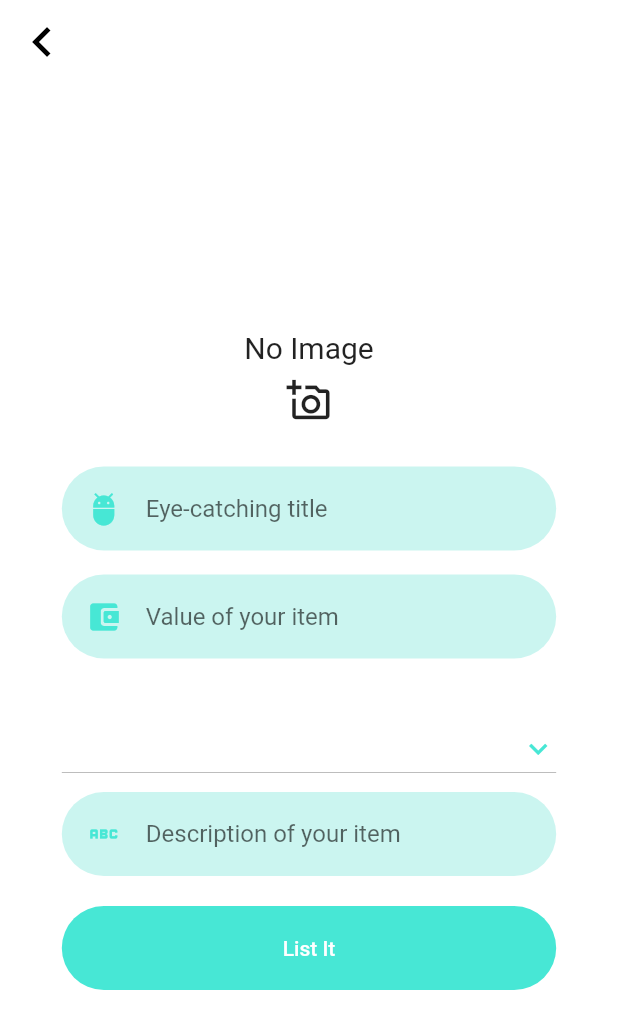
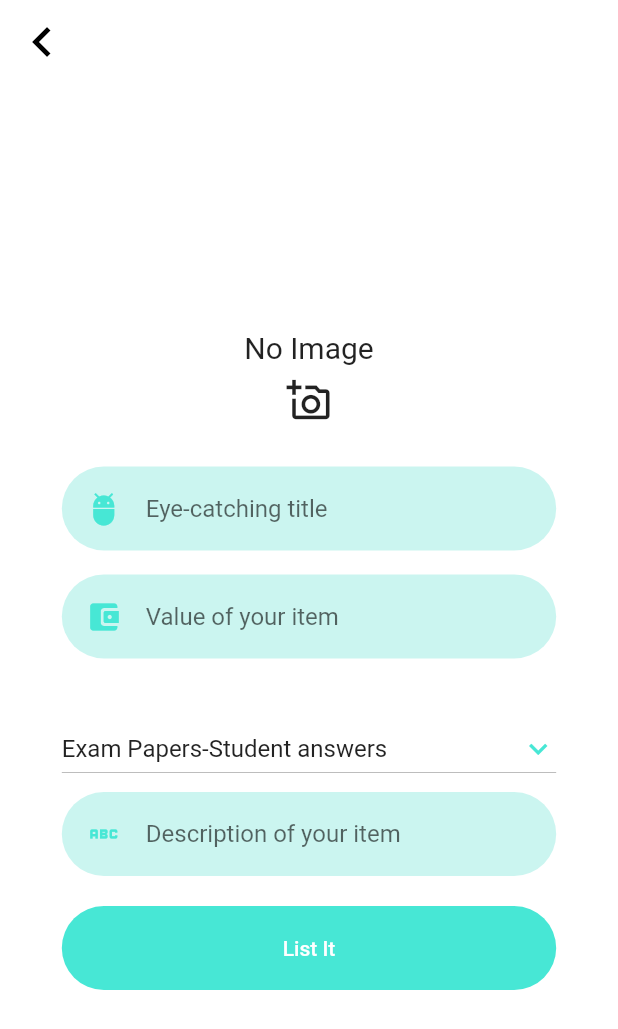
Before and after one commit to GohZhengYing/NTUMarket, a Flutter app: the CreatePostScreen screen opened directly, on a phone screen of 412 x 824 dp. Shown: the top 1029 px of the screen. Run offline on Flutter 3.47's test engine with Material 2 defaults, Android fonts, the phone set to English and light mode, and no system bars; our stand-ins replace auto_size_text, flutter_svg, image_picker; missing offline and left inert: dart:ffi, mailer; project files that could hold a hidden picture were left out.

Commit message:
change target

```diff
--- a/lib/Screens/create_post/component/create_post_form.dart
+++ b/lib/Screens/create_post/component/create_post_form.dart
@@ -46,7 +46,7 @@ class _CreatePostForm extends State<CreatePostForm> {
 
 
   var items = [
-    'Exam Papers(Student answers)',
+    'Exam Papers-Student answers',
     'Stationaries',
     'Lecture Notes',
     'Hardware',
@@ -185,7 +185,7 @@ class _CreatePostForm extends State<CreatePostForm> {
                   if (widget.category_input == null) {
                     setState(() {
 
-                      widget.category_input.text = 'Exam Papers(Student answers)';
+                      widget.category_input.text = 'Exam Papers-Student answers';
                     });
                   };
 
--- a/lib/Screens/edit_post/component/edit_post_form.dart
+++ b/lib/Screens/edit_post/component/edit_post_form.dart
@@ -105,13 +105,13 @@ class EditPostForm extends StatefulWidget {
 }
 
 class _EditPostForm extends State<EditPostForm> {
-  String dropdownvalue = 'Exam Papers(Student answers)';
+  String dropdownvalue = 'Exam Papers-Student answers';
   bool submitted = false;
 
   final GlobalKey<FormState> formkey = GlobalKey<FormState>();
 
   var items = [
-    'Exam Papers(Student answers)',
+    'Exam Papers-Student answers',
     'Stationaries',
     'Lecture Notes',
     'Hardware',
```
